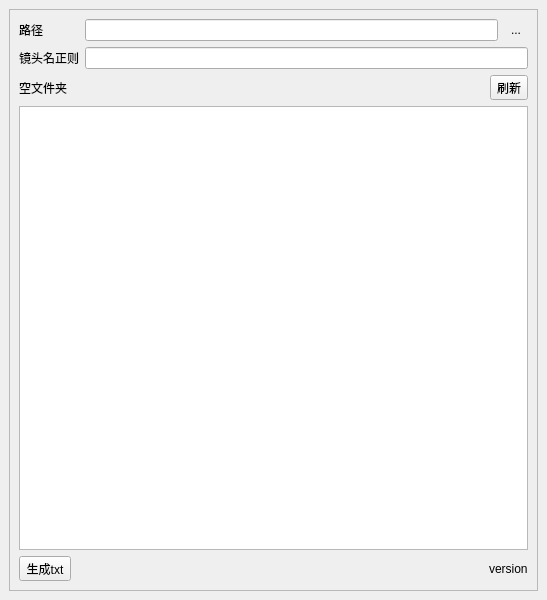
The window that lib/scanner.ui (WuLiFang/Nuke) describes before a commit, drawn with Qt 5.
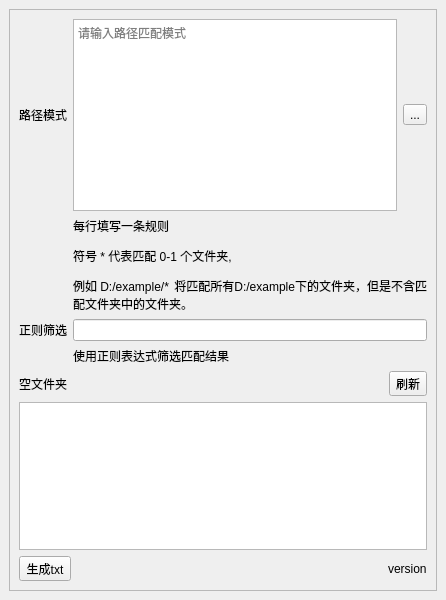
The same window after the commit.

Commit message: feat: support glob in empty folder scanner

```diff
--- a/lib/scanner.ui
+++ b/lib/scanner.ui
@@ -6,7 +6,7 @@
    <rect>
     <x>0</x>
     <y>0</y>
-    <width>547</width>
+    <width>446</width>
     <height>600</height>
    </rect>
   </property>
@@ -34,40 +34,61 @@
         <layout class="QVBoxLayout" name="verticalLayout_3">
          <item>
           <layout class="QGridLayout" name="gridLayout">
+           <item row="3" column="1">
+            <widget class="QLabel" name="label_4">
+             <property name="styleSheet">
+              <string notr="true">work-break: break-all;</string>
+             </property>
+             <property name="text">
+              <string>&lt;html&gt;&lt;head/&gt;&lt;body&gt;&lt;p align=&quot;justify&quot;&gt;每行填写一条规则&lt;/p&gt;&lt;p align=&quot;justify&quot;&gt;符号 * 代表匹配 0-1 个文件夹,&lt;/p&gt;&lt;p align=&quot;justify&quot;&gt;例如 D:/example/* 将匹配所有D:/example下的文件夹，但是不含匹配文件夹中的文件夹。&lt;/p&gt;&lt;/body&gt;&lt;/html&gt;</string>
+             </property>
+             <property name="wordWrap">
+              <bool>true</bool>
+             </property>
+            </widget>
+           </item>
+           <item row="1" column="0">
+            <widget class="QLabel" name="label_2">
+             <property name="text">
+              <string>路径模式</string>
+             </property>
+            </widget>
+           </item>
+           <item row="5" column="0">
+            <widget class="QLabel" name="label">
+             <property name="text">
+              <string>正则筛选</string>
+             </property>
+            </widget>
+           </item>
+           <item row="5" column="1">
+            <widget class="QLineEdit" name="lineEditRegexPattern"/>
+           </item>
+           <item row="6" column="1">
+            <widget class="QLabel" name="label_5">
+             <property name="text">
+              <string>使用正则表达式筛选匹配结果</string>
+             </property>
+            </widget>
+           </item>
            <item row="1" column="1">
             <layout class="QHBoxLayout" name="horizontalLayout_5">
              <item>
-              <widget class="QLineEdit" name="lineEditPath"/>
+              <widget class="QTextEdit" name="textEditPatterns">
+               <property name="placeholderText">
+                <string>请输入路径匹配模式</string>
+               </property>
+              </widget>
              </item>
              <item>
               <widget class="QToolButton" name="toolButtonPath">
                <property name="text">
                 <string>...</string>
                </property>
-               <property name="autoRaise">
-                <bool>true</bool>
-               </property>
               </widget>
              </item>
             </layout>
            </item>
-           <item row="1" column="0">
-            <widget class="QLabel" name="label_2">
-             <property name="text">
-              <string>路径</string>
-             </property>
-            </widget>
-           </item>
-           <item row="2" column="0">
-            <widget class="QLabel" name="label">
-             <property name="text">
-              <string>镜头名正则</string>
-             </property>
-            </widget>
-           </item>
-           <item row="2" column="1">
-            <widget class="QLineEdit" name="lineEditShotPattern"/>
-           </item>
           </layout>
          </item>
          <item>
```
Left out of the diff: 50 changed lines with no effect on the pictures. The commit also changes 1 other file.
